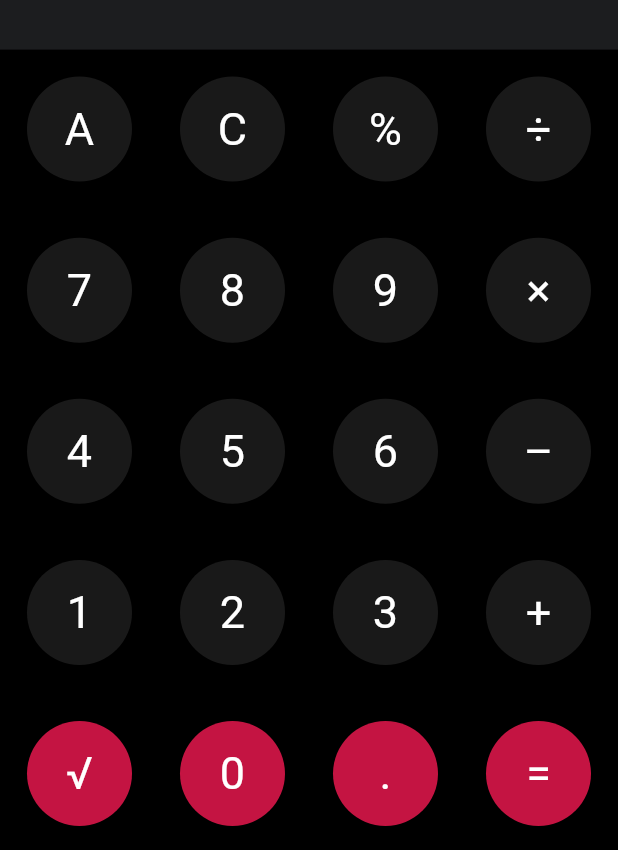
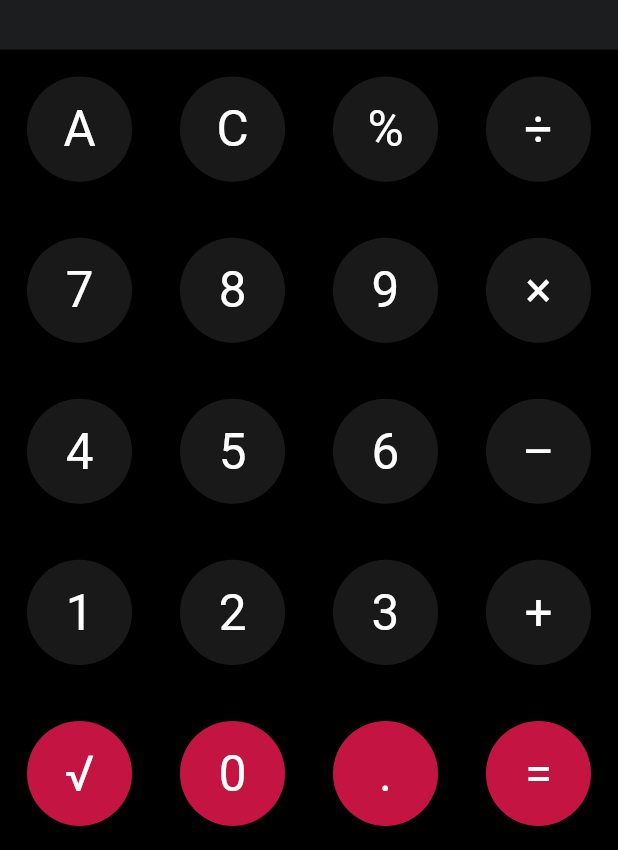
Before and after one commit to WebAdib/calculator_ostad, a Flutter app: the screen it shows after launch, on a phone screen of 412 x 824 dp. Shown: the part 383-1233 px from the top of the screen. Run offline on Flutter 3.47's test engine with Material 3 defaults, Android fonts, the phone set to English and light mode, and no system bars; our stand-ins replace device_preview, sizer.

Commit message:
responsive for small device

```diff
--- a/lib/Calculator.dart
+++ b/lib/Calculator.dart
@@ -1,3 +1,5 @@
+// This is Calculator.dart page
+
 import 'package:flutter/material.dart';
 import 'Functions.dart';
 import 'widgets/Colors.dart';
--- a/lib/Functions.dart
+++ b/lib/Functions.dart
@@ -1,3 +1,5 @@
+// This is Function.dart page
+
 import 'dart:math';
 import 'package:flutter/material.dart';
 
--- a/lib/widgets/CalculatorButton.dart
+++ b/lib/widgets/CalculatorButton.dart
@@ -1,3 +1,5 @@
+// This is CalculatorButton.dart page
+
 import 'package:flutter/material.dart';
 
 class CalculatorButton extends StatelessWidget {
@@ -14,12 +16,14 @@ class CalculatorButton extends StatelessWidget {
 
   @override
   Widget build(BuildContext context) {
+    double screenWidth1 = MediaQuery.of(context).size.width;
+
     return GestureDetector(
       onTap: onTap,
       child: Container(
-        margin: const EdgeInsets.all(8),
-        height: 70,
-        width: 70,
+        margin: EdgeInsets.all(8),
+        height: screenWidth1 * 0.17,
+        width: screenWidth1 * 0.17,
         decoration: BoxDecoration(
           color: btnColor ?? Colors.grey[800],
           borderRadius: BorderRadius.circular(100),
@@ -27,7 +31,8 @@ class CalculatorButton extends StatelessWidget {
         child: Center(
           child: Text(
             btnText,
-            style: const TextStyle(fontSize: 30, color: Colors.white),
+            style:
+                TextStyle(fontSize: screenWidth1 * 0.08, color: Colors.white),
           ),
         ),
       ),
```
